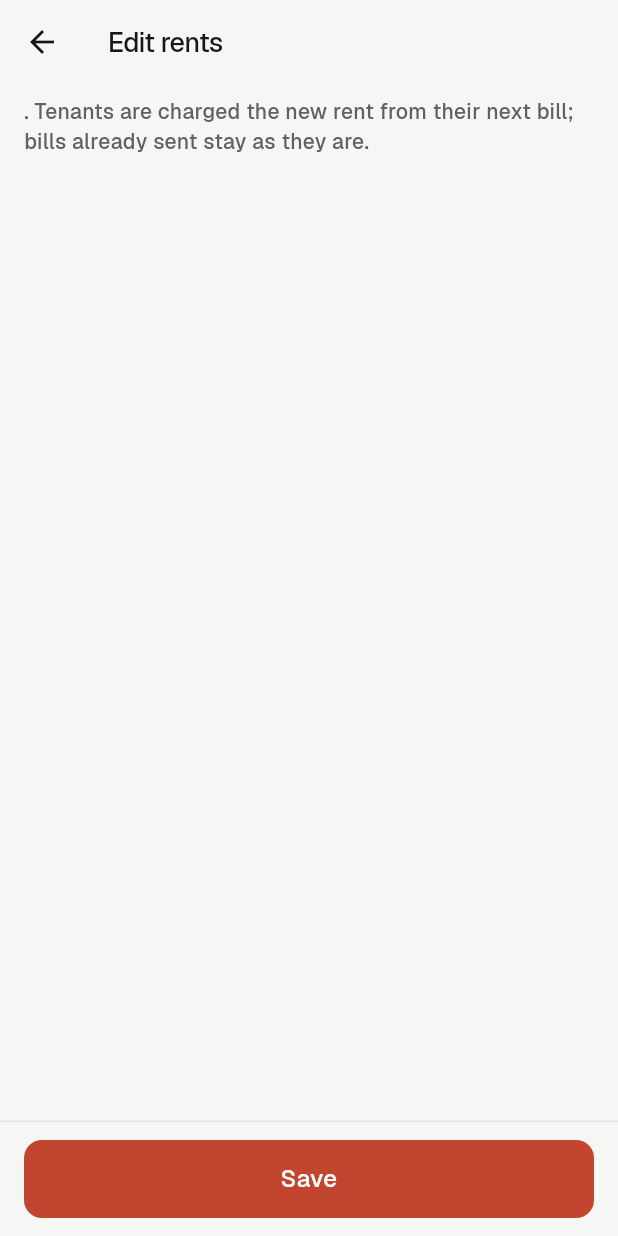
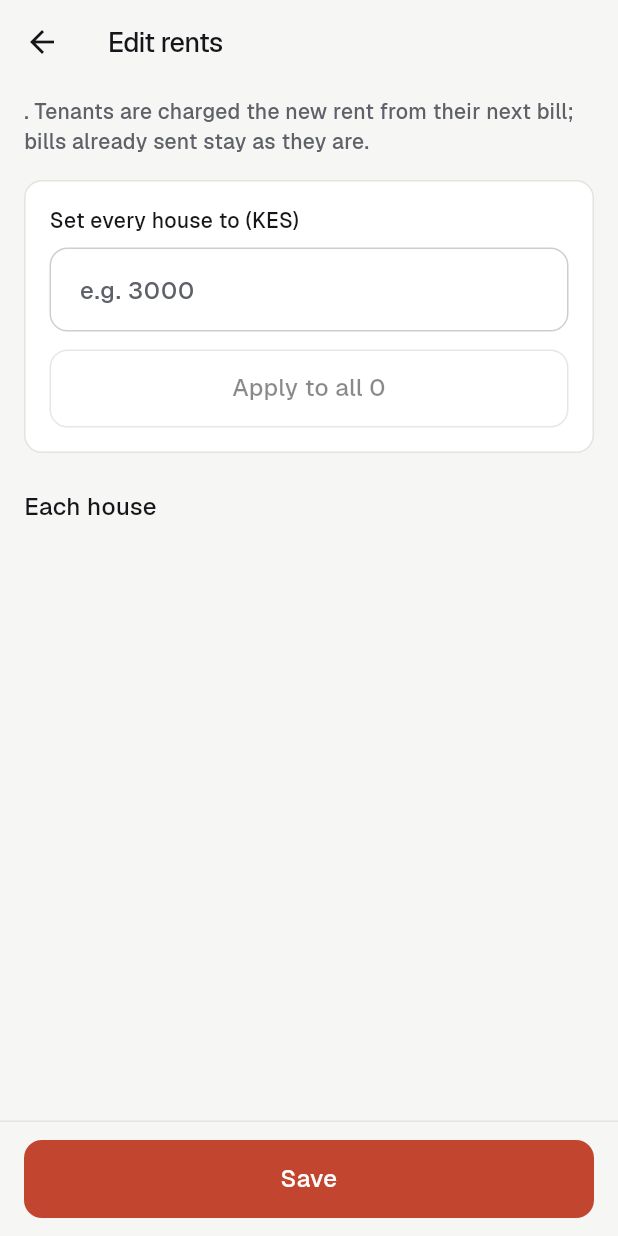
Before and after one commit to Nmwaura132/Rental, a Flutter app: the EditRentsScreen screen opened directly with empty values, on a phone screen of 412 x 824 dp. Run offline on Flutter 3.47's test engine with Material 3 defaults, Android fonts, the phone set to English and light mode, and no system bars; our stand-ins replace dio, flutter_riverpod, flutter_secure_storage, go_router, google_fonts, image_picker and 3 more; accounts and stored records are empty; project files that could hold a hidden picture were left out.

Commit message:
feat(mobile): set every house in a building to one rent in one step
Edit rents gains "Set every house to": one amount, Apply to all fills each
house's box, and any can still be changed before Save; nothing is saved until
then. App version 1.0.3.

```diff
--- a/mobile/lib/features/properties/rent_editing.dart
+++ b/mobile/lib/features/properties/rent_editing.dart
@@ -119,6 +119,7 @@ class _EditRentsScreenState extends ConsumerState<EditRentsScreen> {
     for (final u in widget.units) u['id']: TextEditingController(text: toDouble(u['rent_amount']).toStringAsFixed(0)),
   };
   final _errors = <Object, String>{};
+  final _everyHouse = TextEditingController();
   bool _busy = false;
 
   @override
@@ -126,7 +127,21 @@ class _EditRentsScreenState extends ConsumerState<EditRentsScreen> {
     for (final c in _controllers.values) {
       c.dispose();
     }
+    _everyHouse.dispose();
     super.dispose();
+  }
+
+  /// Fills every house's box; nothing is saved until Save, so a few can
+  /// still be set differently first.
+  void _applyToAll() {
+    final amount = _everyHouse.text.trim();
+    if (double.tryParse(amount.replaceAll(',', '')) == null) return;
+    FocusScope.of(context).unfocus();
+    setState(() {
+      for (final c in _controllers.values) {
+        c.text = amount;
+      }
+    });
   }
 
   bool _changed(Map<String, dynamic> unit) {
@@ -182,6 +197,32 @@ class _EditRentsScreenState extends ConsumerState<EditRentsScreen> {
                 style: KasaFont.sans(fontSize: 14, color: cs.kasaTextSub),
               ),
               const SizedBox(height: 16),
+              KasaCard(
+                child: Column(crossAxisAlignment: CrossAxisAlignment.stretch, children: [
+                  // A heading, not a floating label: with a prefix the label
+                  // was drawn over the amount once the field lost focus.
+                  Text('Set every house to (KES)',
+                      style: KasaFont.sans(fontSize: 14, fontWeight: FontWeight.w600, color: cs.onSurface)),
+                  const SizedBox(height: 8),
+                  TextField(
+                    controller: _everyHouse,
+                    keyboardType: TextInputType.number,
+                    inputFormatters: _wholeShillings,
+                    onChanged: (_) => setState(() {}),
+                    onSubmitted: (_) => _applyToAll(),
+                    decoration: const InputDecoration(hintText: 'e.g. 3000'),
+                  ),
+                  const SizedBox(height: 12),
+                  KasaButton(
+                    label: 'Apply to all ${widget.units.length}',
+                    variant: KasaButtonVariant.secondary,
+                    onTap: double.tryParse(_everyHouse.text.replaceAll(',', '')) == null ? null : _applyToAll,
+                  ),
+                ]),
+              ),
+              const SizedBox(height: 24),
+              const KasaSectionHeader('Each house'),
+              const SizedBox(height: 12),
               for (final unit in widget.units) ...[
                 Row(crossAxisAlignment: CrossAxisAlignment.start, children: [
                   SizedBox(
--- a/mobile/pubspec.yaml
+++ b/mobile/pubspec.yaml
@@ -1,6 +1,6 @@
 name: rental_manager
 description: Kenya Rental Management System — mobile app
-version: 1.0.2+3
+version: 1.0.3+4
 
 environment:
   sdk: ">=3.3.0 <4.0.0"
```
Also changed, not shown: 1 other file.
